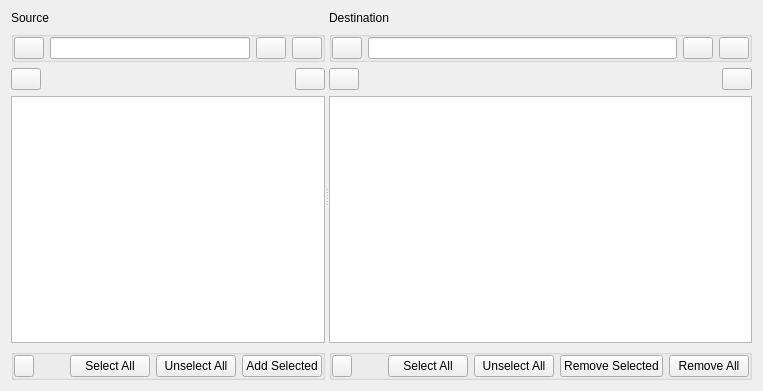
First picture: the form in Libs/UserInterfaces/SourceBrowser.ui, repository AltaArts/SourceTab--Prism-Plugin, before the edit.
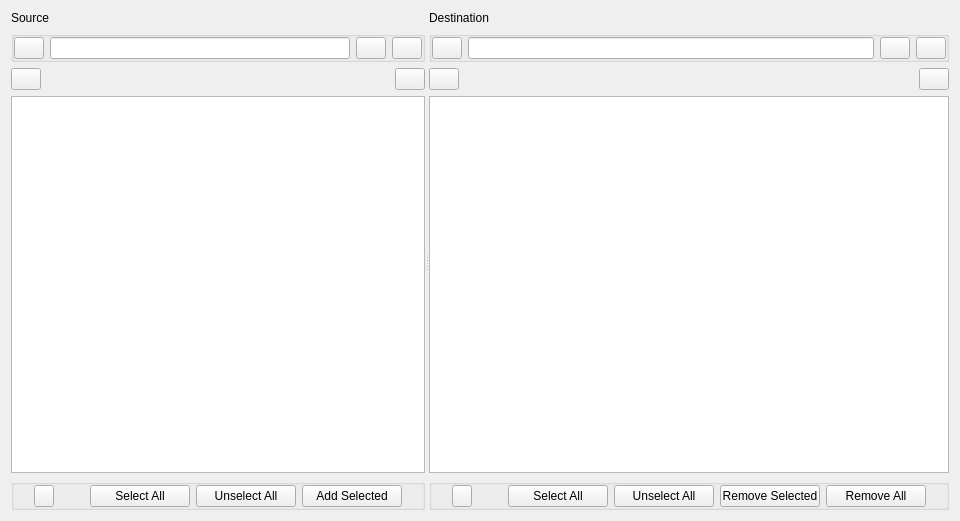
Second picture: the form after the edit.

Commit message:
Finally Fixed #77 - Splitter Panel Sizes
Also added a quick StopWatch decorator for testing

```diff
--- a/Libs/UserInterfaces/SourceBrowser.ui
+++ b/Libs/UserInterfaces/SourceBrowser.ui
@@ -6,19 +6,28 @@
    <rect>
     <x>0</x>
     <y>0</y>
-    <width>741</width>
-    <height>391</height>
+    <width>901</width>
+    <height>521</height>
    </rect>
   </property>
+  <property name="sizePolicy">
+   <sizepolicy hsizetype="Expanding" vsizetype="Preferred">
+    <horstretch>0</horstretch>
+    <verstretch>0</verstretch>
+   </sizepolicy>
+  </property>
   <property name="windowTitle">
    <string>Media Browser</string>
   </property>
   <layout class="QHBoxLayout" name="horizontalLayout">
    <item>
     <widget class="QSplitter" name="splitter">
+     <property name="orientation">
+      <enum>Qt::Horizontal</enum>
+     </property>
      <widget class="QWidget" name="w_source" native="true">
       <property name="sizePolicy">
-       <sizepolicy hsizetype="Preferred" vsizetype="Preferred">
+       <sizepolicy hsizetype="Expanding" vsizetype="Preferred">
         <horstretch>8</horstretch>
         <verstretch>0</verstretch>
        </sizepolicy>
@@ -233,13 +242,13 @@
         <widget class="QGroupBox" name="gb_sourceFooter">
          <layout class="QHBoxLayout" name="lo_sourceFooter">
           <property name="leftMargin">
-           <number>0</number>
+           <number>20</number>
           </property>
           <property name="topMargin">
            <number>0</number>
           </property>
           <property name="rightMargin">
-           <number>0</number>
+           <number>20</number>
           </property>
           <property name="bottomMargin">
            <number>0</number>
@@ -287,6 +296,18 @@
           </item>
           <item>
            <widget class="QPushButton" name="b_source_checkAll">
+            <property name="sizePolicy">
+             <sizepolicy hsizetype="Preferred" vsizetype="Fixed">
+              <horstretch>0</horstretch>
+              <verstretch>0</verstretch>
+             </sizepolicy>
+            </property>
+            <property name="minimumSize">
+             <size>
+              <width>100</width>
+              <height>0</height>
+             </size>
+            </property>
             <property name="text">
              <string>Select All</string>
             </property>
@@ -294,6 +315,18 @@
           </item>
           <item>
            <widget class="QPushButton" name="b_source_uncheckAll">
+            <property name="sizePolicy">
+             <sizepolicy hsizetype="Preferred" vsizetype="Fixed">
+              <horstretch>0</horstretch>
+              <verstretch>0</verstretch>
+             </sizepolicy>
+            </property>
+            <property name="minimumSize">
+             <size>
+              <width>100</width>
+              <height>0</height>
+             </size>
+            </property>
             <property name="text">
              <string>Unselect All</string>
             </property>
@@ -301,6 +334,18 @@
           </item>
           <item>
            <widget class="QPushButton" name="b_source_addSel">
+            <property name="sizePolicy">
+             <sizepolicy hsizetype="Preferred" vsizetype="Fixed">
+              <horstretch>0</horstretch>
+              <verstretch>0</verstretch>
+             </sizepolicy>
+            </property>
+            <property name="minimumSize">
+             <size>
+              <width>100</width>
+              <height>0</height>
+             </size>
+            </property>
             <property name="text">
              <string>Add Selected</string>
             </property>
@@ -335,6 +380,12 @@
         <layout class="QHBoxLayout" name="lo_DestHeader">
          <item>
           <widget class="QLabel" name="l_destText">
+           <property name="sizePolicy">
+            <sizepolicy hsizetype="Expanding" vsizetype="Preferred">
+             <horstretch>0</horstretch>
+             <verstretch>0</verstretch>
+            </sizepolicy>
+           </property>
            <property name="text">
             <string>Destination</string>
            </property>
@@ -344,6 +395,12 @@
        </item>
        <item>
         <widget class="QGroupBox" name="gb_destPath">
+         <property name="sizePolicy">
+          <sizepolicy hsizetype="Expanding" vsizetype="Preferred">
+           <horstretch>0</horstretch>
+           <verstretch>0</verstretch>
+          </sizepolicy>
+         </property>
          <layout class="QHBoxLayout" name="lo_destPath">
           <property name="leftMargin">
            <number>0</number>
@@ -516,7 +573,7 @@
          <property name="maximumSize">
           <size>
            <width>16777215</width>
-           <height>9999</height>
+           <height>16777215</height>
           </size>
          </property>
          <property name="contextMenuPolicy">
@@ -531,13 +588,13 @@
         <widget class="QGroupBox" name="gb_destFooter">
          <layout class="QHBoxLayout" name="lo_destFooter">
           <property name="leftMargin">
-           <number>0</number>
+           <number>20</number>
           </property>
           <property name="topMargin">
            <number>0</number>
           </property>
           <property name="rightMargin">
-           <number>0</number>
+           <number>20</number>
           </property>
           <property name="bottomMargin">
            <number>0</number>
@@ -585,6 +642,18 @@
           </item>
           <item>
            <widget class="QPushButton" name="b_dest_checkAll">
+            <property name="sizePolicy">
+             <sizepolicy hsizetype="Preferred" vsizetype="Fixed">
+              <horstretch>0</horstretch>
+              <verstretch>0</verstretch>
+             </sizepolicy>
+            </property>
+            <property name="minimumSize">
+             <size>
+              <width>100</width>
+              <height>0</height>
+             </size>
+            </property>
             <property name="text">
              <string>Select All</string>
             </property>
@@ -592,6 +661,18 @@
           </item>
           <item>
            <widget class="QPushButton" name="b_dest_uncheckAll">
+            <property name="sizePolicy">
+             <sizepolicy hsizetype="Preferred" vsizetype="Fixed">
+              <horstretch>0</horstretch>
+              <verstretch>0</verstretch>
+             </sizepolicy>
+            </property>
+            <property name="minimumSize">
+             <size>
+              <width>100</width>
+              <height>0</height>
+             </size>
+            </property>
             <property name="text">
              <string>Unselect All</string>
             </property>
@@ -599,6 +680,18 @@
           </item>
           <item>
            <widget class="QPushButton" name="b_dest_clearSel">
+            <property name="sizePolicy">
+             <sizepolicy hsizetype="Preferred" vsizetype="Fixed">
+              <horstretch>0</horstretch>
+              <verstretch>0</verstretch>
+             </sizepolicy>
+            </property>
+            <property name="minimumSize">
+             <size>
+              <width>100</width>
+              <height>0</height>
+             </size>
+            </property>
             <property name="text">
              <string>Remove Selected</string>
             </property>
@@ -606,6 +699,18 @@
           </item>
           <item>
            <widget class="QPushButton" name="b_dest_clearAll">
+            <property name="sizePolicy">
+             <sizepolicy hsizetype="Preferred" vsizetype="Fixed">
+              <horstretch>0</horstretch>
+              <verstretch>0</verstretch>
+             </sizepolicy>
+            </property>
+            <property name="minimumSize">
+             <size>
+              <width>100</width>
+              <height>0</height>
+             </size>
+            </property>
             <property name="text">
              <string>Remove All</string>
             </property>
```
The commit also changes 3 other files.
